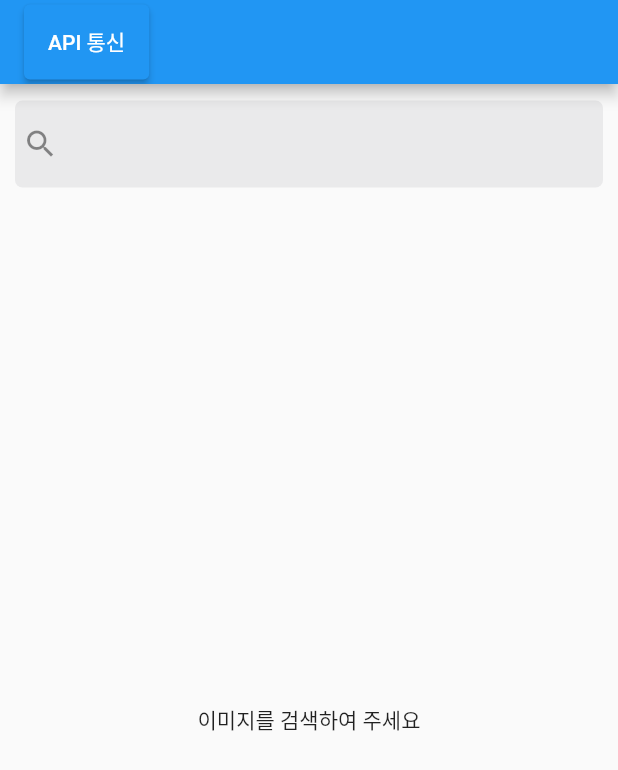
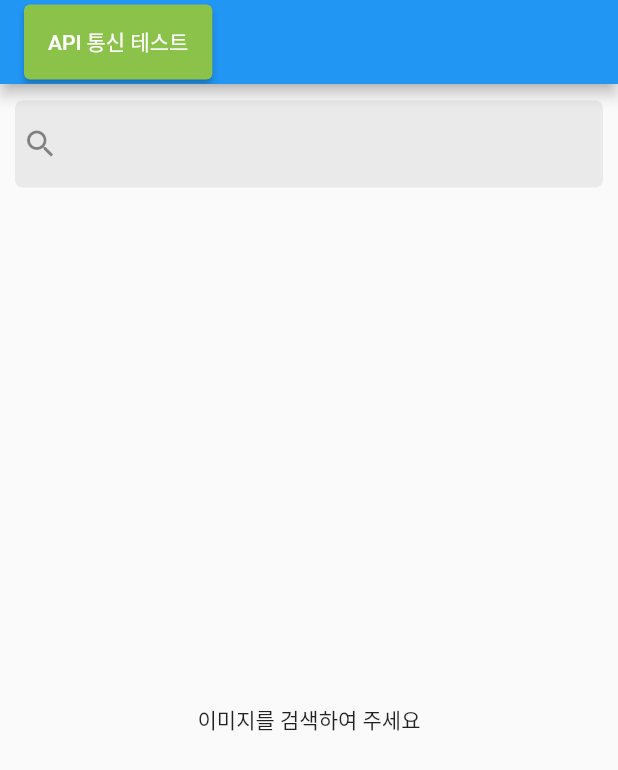
Before and after one commit to hunderboy/3xN_image_search, a Flutter app: the screen it shows after launch, on a phone screen of 412 x 824 dp. Shown: the top 770 px of the screen. Run offline on Flutter 3.47's test engine with Material 2 defaults, Android fonts, the phone set to English and light mode, and no system bars; our stand-ins replace cached_network_image, dio, fluttertoast, get, lottie, retrofit; generated files the repository leaves out were written again.

Commit message:
검색창 화면에 검색시도후 1초 후에 손흥민 사진 30장 표현 완료

```diff
--- a/lib/page/lobby.dart
+++ b/lib/page/lobby.dart
@@ -1,33 +1,32 @@
+import 'package:cached_network_image/cached_network_image.dart';
 import 'package:dio/dio.dart';
 import 'package:flutter/material.dart';
 import 'package:get/get.dart';
 
 import '../api/custom_log_interceptor.dart';
+import '../api/kakao_data.dart';
 import '../api/kakao_rest_client.dart';
 import '../getx_controller/lobby_controller.dart';
 import '../model/Post.dart';
-import '../search_bar/custom_gridview/image_tile.dart';
 import '../search_bar/flappy_search_bar_ns.dart';
-import '../search_bar/scaled_tile.dart';
-import 'detail.dart';
+import '../singleton.dart';
 
 
 class Lobby extends GetView<LobbyController> {
   Lobby({Key? key}) : super(key: key);
 
-  final dio = Dio()
-    ..interceptors.add(
-      CustomLogInterceptor(),
-    );
+  // final dio = Dio()
+  //   ..interceptors.add(
+  //     CustomLogInterceptor(),
+  //   );
 
 
   @override
   Widget build(BuildContext context) {
     Get.put(LobbyController());
 
-    dio.options.headers["Authorization"] = "KakaoAK 53a7d75ab73902f2362333caed881270";
-    final _client = RestClient(dio);
-
+    // dio.options.headers["Authorization"] = Singleton().KAKAO_API_KEY;
+    // final client = RestClient(dio);
 
     return Scaffold(
       appBar: AppBar(
@@ -36,38 +35,40 @@ class Lobby extends GetView<LobbyController> {
         SizedBox(
           height: 50,
           child: ElevatedButton(
+            style: ElevatedButton.styleFrom(
+              foregroundColor: Colors.white,
+              backgroundColor: Colors.lightGreen, // foreground
+            ),
             onPressed: () {
               Get.toNamed("/TestImage3xN");
-              // _client.getImageDatas("안녕", 30, 1);
             },
-            child: const Text("API 통신"),
+            child: const Text("API 통신 테스트"),
           ),
         ),
-
       ),
       body: SafeArea(
         bottom: false,
         child:
-        SearchBar<Post>(
+
+
+        SearchBar<KImage>(
+            onSearch: controller.getSearchedImages, /// 검색 함수 Future
+            searchBarController: controller.searchBarController,
+            debounceDuration: const Duration(milliseconds: 1000), /// 1초후 검색이 실행되게 함
+
+            /// Padding 설정
             searchBarPadding: const EdgeInsets.symmetric(horizontal: 10),
             headerPadding: const EdgeInsets.symmetric(horizontal: 10),
             listPadding: const EdgeInsets.symmetric(horizontal: 10),
-          debounceDuration: const Duration(milliseconds: 1000), // 1초후 검색이 실행되게 함
 
-          onSearch: controller.getALlPosts,
-          searchBarController: controller.searchBarController,
+            /// 예외상황 UI 설정
             cancellationWidget: const Text("취소"),
+            onCancelled: () {Singleton().showToast("검색이 취소되었습니다.");},
             placeHolder: const Center(child: Text("이미지를 검색하여 주세요")),
             emptyWidget: const Center(child: Text("검색 결과가 없습니다.")),
 
-          indexedScaledTileBuilder: (int index) => ScaledTile.count(1, index.isEven ? 2 : 1),
-          onCancelled: () {
-            print("Cancelled triggered");
-          },
-          mainAxisSpacing: 10,
-          crossAxisSpacing: 10,
-          crossAxisCount: 2,
-          onItemFound: (Post? post, int index) {
+
+            onItemFound: (KImage? k_Image, int index) {
               return Container(
                   child:
                   Container(
@@ -78,31 +79,79 @@ class Lobby extends GetView<LobbyController> {
                           child: Container(
                             color: Colors.redAccent,
                             width: double.infinity,
-                        // CachedNetworkImage(
-                        //   imageUrl: imageThumbnailUrl,
-                        //   fit: BoxFit.cover,
-                        // ),
+                            child:
+                            CachedNetworkImage(
+                              imageUrl: k_Image!.thumbnail_url,
+                              fit: BoxFit.cover,
+                            ),
                           )
                       )
                   )
 
-              // ImageTile(
-              //   // title: deduplicatedList[index].name,
-              //   title : "텍스트"
-              // )
-
-              // ListTile(
-              //   title: Text(post?.title ?? 'fail' ),
-              //   isThreeLine: true,
-              //   subtitle: Text(post?.body ?? 'fail'),
-              //   onTap: () {
-              //     // 페이지 이동
-              //     Navigator.of(context).push(MaterialPageRoute(builder: (context) => Detail()));
-              //   }
-              // )
               );
             }
         )
+
+
+        // SearchBar<Post>(
+        //   onSearch: controller.getALlPosts, /// 검색 함수 Future
+        //   // onSearch:  client.getImageDatas("손흥민", 30, 1),
+        //   searchBarController: controller.searchBarController,
+        //   debounceDuration: const Duration(milliseconds: 1000), /// 1초후 검색이 실행되게 함
+        //
+        //   /// Padding 설정
+        //   searchBarPadding: const EdgeInsets.symmetric(horizontal: 10),
+        //   headerPadding: const EdgeInsets.symmetric(horizontal: 10),
+        //   listPadding: const EdgeInsets.symmetric(horizontal: 10),
+        //
+        //   /// 예외상황 UI 설정
+        //   cancellationWidget: const Text("취소"),
+        //   onCancelled: () {Singleton().showToast("검색이 취소되었습니다.");},
+        //   placeHolder: const Center(child: Text("이미지를 검색하여 주세요")),
+        //   emptyWidget: const Center(child: Text("검색 결과가 없습니다.")),
+        //
+        //   // indexedScaledTileBuilder: (int index) => ScaledTile.count(1, index.isEven ? 2 : 1), // 타일 비율 설정
+        //
+        //   // mainAxisSpacing: 10,
+        //   // crossAxisSpacing: 10,
+        //   // crossAxisCount: 2,
+        //
+        //   onItemFound: (Post? post, int index) {
+        //     return Container(
+        //       child:
+        //       Container(
+        //           width: double.infinity,
+        //           child:
+        //           ClipRRect(
+        //               borderRadius: BorderRadius.circular(14),
+        //               child: Container(
+        //                 color: Colors.redAccent,
+        //                 width: double.infinity,
+        //                 // CachedNetworkImage(
+        //                 //   imageUrl: imageThumbnailUrl,
+        //                 //   fit: BoxFit.cover,
+        //                 // ),
+        //               )
+        //           )
+        //       )
+        //
+        //       // ImageTile(
+        //       //   // title: deduplicatedList[index].name,
+        //       //   title : "텍스트"
+        //       // )
+        //
+        //       // ListTile(
+        //       //   title: Text(post?.title ?? 'fail' ),
+        //       //   isThreeLine: true,
+        //       //   subtitle: Text(post?.body ?? 'fail'),
+        //       //   onTap: () {
+        //       //     // 페이지 이동
+        //       //     Navigator.of(context).push(MaterialPageRoute(builder: (context) => Detail()));
+        //       //   }
+        //       // )
+        //     );
+        //   }
+        // )
 
       )
     );
--- a/lib/search_bar/flappy_search_bar_ns.dart
+++ b/lib/search_bar/flappy_search_bar_ns.dart
@@ -318,7 +318,7 @@ class _SearchBarState<T> extends State<SearchBar<T?>> with TickerProviderStateMi
   void onError(Error error) {
     setState(() {
       _loading = false;
-      _error = widget.onError != null ? widget.onError!(error) : const Center(child: Text("Error"));
+      _error = widget.onError != null ? widget.onError!(error) : const Center(child: Text("에러가 발생하였습니다.\n다시 시도하여 주세요."));
     });
   }
 
```
Also changed, not shown: lib/getx_controller/lobby_controller.dart (+44 -6 lines). Lines whose indentation alone changed are shown as unchanged.
